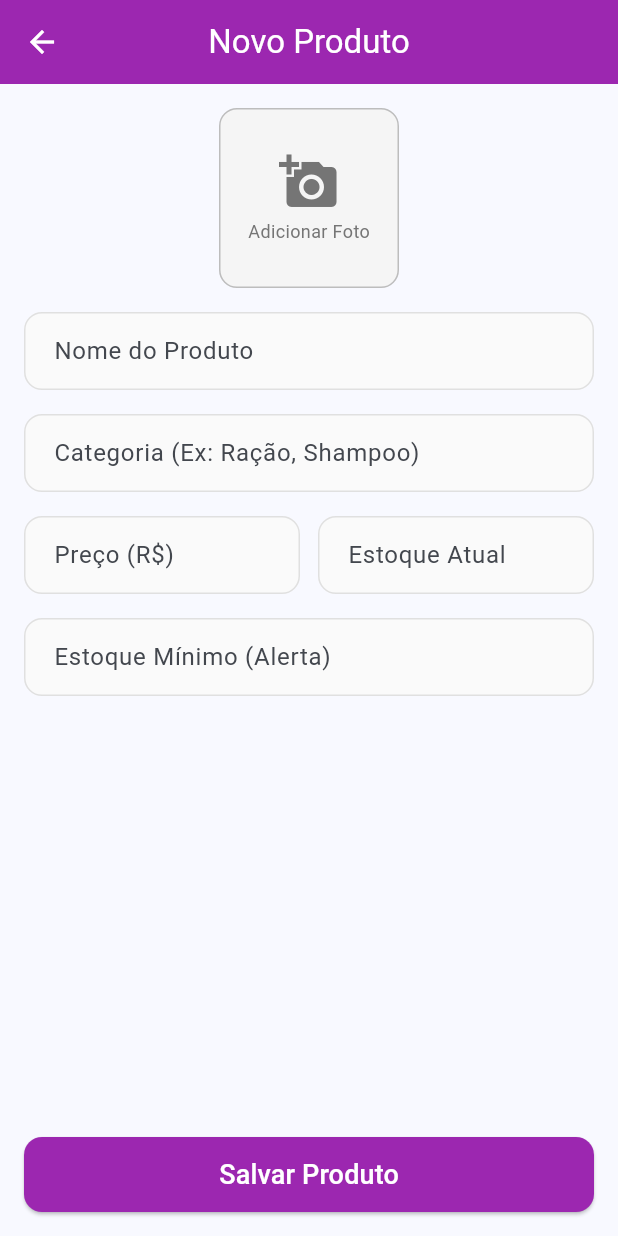
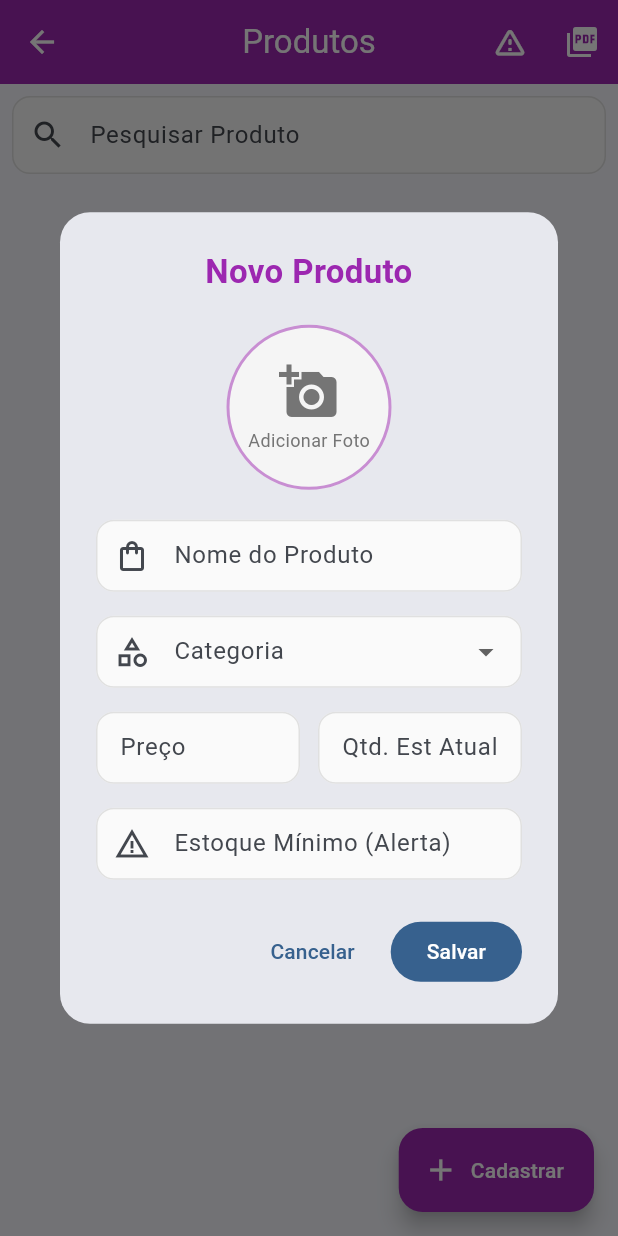
Before and after one commit to Lucasazzi09/APP-BANHO-TOSA, a Flutter app: the ProdutosScreen screen opened directly, after a tap on "Cadastrar", on a phone screen of 412 x 824 dp. Run offline on Flutter 3.47's test engine with Material 3 defaults, Android fonts, the phone set to English and light mode, and no system bars; our stand-ins replace animate_do, cloud_firestore, firebase_auth, firebase_core, image_picker, pdf and 3 more; missing offline and left inert: dart:js_interop; accounts and stored records are empty.

Commit message:
fix(produtos): Corrige erro de asserção no DropdownButton ao editar
O erro 'There should be exactly one item with [DropdownButton]'s value'
ocorria ao abrir a tela de edição de um produto quando a categoria
do produto não existia na lista de itens do DropdownButton ou
estava duplicada.

Este commit resolve o problema de duas formas:

1. Ordem de Inicialização: A lógica no initState foi reordenada para
   primeiro carregar os dados do produto (widget.produto) e depois
   carregar a lista de categorias. Isso garante que a categoria
   selecionada já é conhecida ao montar a lista de itens.

2. Validação da Lista de Categorias:
   - Remove categorias duplicadas vindas do storage para evitar o erro
     de '2 or more items'.
   - Garante que a categoria do produto sendo editado sempre exista na
     lista, adicionando-a temporariamente caso tenha sido removida,
     evitando o erro de 'zero items'.
   - Adiciona uma verificação de segurança final para definir o valor
     como nulo se, por algum motivo, a categoria ainda não for encontrada,
     impedindo que o app trave.

```diff
--- a/lib/screens/produtos_screen.dart
+++ b/lib/screens/produtos_screen.dart
@@ -6,6 +6,8 @@ import 'package:animate_do/animate_do.dart';
 import '../models/produto.dart';
 import '../services/storage_service.dart';
 import '../services/pdf_service.dart';
+import 'estoque_baixo_screen.dart';
+import '../models/categoria_produto.dart';
 
 class ProdutosScreen extends StatefulWidget {
   const ProdutosScreen({super.key});
@@ -62,11 +64,17 @@ class _ProdutosScreenState extends State<ProdutosScreen> {
     await _pdfService.gerarCatalogoProdutos(_produtos);
   }
 
+  void _openEstoqueBaixoScreen() {
+    Navigator.push(context,
+        MaterialPageRoute(builder: (context) => const EstoqueBaixoScreen()));
+  }
+
   void _openForm({Produto? produto}) {
-    Navigator.push(
-      context,
-      MaterialPageRoute(
-        builder: (context) => _ProdutoFormScreen(
+    showDialog(
+      context: context,
+      builder: (context) => Dialog(
+        shape: RoundedRectangleBorder(borderRadius: BorderRadius.circular(20)),
+        child: _ProdutoFormScreen(
           produto: produto,
           onSave: _saveProduto,
         ),
@@ -86,6 +94,12 @@ class _ProdutosScreenState extends State<ProdutosScreen> {
         backgroundColor: Colors.purple,
         iconTheme: const IconThemeData(color: Colors.white),
         actions: [
+          // Botão Estoque Baixo
+          IconButton(
+            icon: const Icon(Icons.warning_amber_rounded),
+            tooltip: 'Ver Estoque Baixo',
+            onPressed: _openEstoqueBaixoScreen,
+          ),
           // Botão para Gerar PDF
           IconButton(
             icon: const Icon(Icons.picture_as_pdf),
@@ -205,25 +219,56 @@ class _ProdutoFormScreen extends StatefulWidget {
 }
 
 class _ProdutoFormScreenState extends State<_ProdutoFormScreen> {
+  final _storage = StorageService();
   final _formKey = GlobalKey<FormState>();
   final _nomeController = TextEditingController();
-  final _categoriaController = TextEditingController();
   final _precoController = TextEditingController();
   final _estoqueController = TextEditingController();
   final _minimoController = TextEditingController();
+
   String? _imagemBase64;
+  String? _selectedCategoria;
+  List<CategoriaProduto> _categorias = [];
 
   @override
   void initState() {
     super.initState();
+    // Ordem corrigida: Carrega dados do produto primeiro
     if (widget.produto != null) {
       _nomeController.text = widget.produto!.nome;
-      _categoriaController.text = widget.produto!.categoria;
+      _selectedCategoria = widget.produto!.categoria;
       _precoController.text = widget.produto!.preco.toString();
       _estoqueController.text = widget.produto!.estoque.toString();
       _minimoController.text = widget.produto!.estoqueMinimo.toString();
       _imagemBase64 = widget.produto!.imagemBase64;
     }
+    // Depois carrega categorias, garantindo que a categoria do produto seja incluída/validada
+    _loadCategorias();
+  }
+
+  void _loadCategorias() {
+    setState(() {
+      // 1. Carrega do storage
+      final rawCategorias = _storage.getCategoriasProdutos();
+
+      // 2. Remove duplicatas baseadas no nome (para evitar erro "2 or more items")
+      final seen = <String>{};
+      _categorias = rawCategorias.where((c) => seen.add(c.nome)).toList();
+
+      // 3. Garante que a categoria selecionada exista na lista (evita erro "Zero items")
+      if (_selectedCategoria != null &&
+          !_categorias.any((c) => c.nome == _selectedCategoria)) {
+        // Se a categoria antiga do produto foi apagada, adicionamos ela temporariamente
+        _categorias.add(CategoriaProduto(
+            id: 'temp', nome: _selectedCategoria!, icone: 'box'));
+      }
+
+      // 4. Segurança final: Se por algum motivo bizarro ainda não existir, limpa a seleção
+      if (_selectedCategoria != null &&
+          !_categorias.any((c) => c.nome == _selectedCategoria)) {
+        _selectedCategoria = null;
+      }
+    });
   }
 
   /// Função para selecionar imagem da galeria
@@ -253,7 +298,7 @@ class _ProdutoFormScreenState extends State<_ProdutoFormScreen> {
         id: widget.produto?.id ??
             DateTime.now().millisecondsSinceEpoch.toString(),
         nome: _nomeController.text,
-        categoria: _categoriaController.text,
+        categoria: _selectedCategoria!,
         preco:
             double.tryParse(_precoController.text.replaceAll(',', '.')) ?? 0.0,
         estoque: int.tryParse(_estoqueController.text) ?? 0,
@@ -274,29 +319,36 @@ class _ProdutoFormScreenState extends State<_ProdutoFormScreen> {
       } catch (_) {}
     }
 
-    return Scaffold(
-      appBar: AppBar(
-        title: Text(widget.produto == null ? 'Novo Produto' : 'Editar Produto'),
-        backgroundColor: Colors.purple,
-        foregroundColor: Colors.white,
-      ),
-      body: SingleChildScrollView(
-        padding: const EdgeInsets.all(16),
+    return SingleChildScrollView(
+      child: Padding(
+        padding: const EdgeInsets.all(24),
         child: Form(
           key: _formKey,
           child: Column(
             mainAxisSize: MainAxisSize.min,
+            crossAxisAlignment: CrossAxisAlignment.stretch,
             children: [
+              Text(
+                widget.produto == null ? 'Novo Produto' : 'Editar Produto',
+                style: const TextStyle(
+                    fontSize: 22,
+                    fontWeight: FontWeight.bold,
+                    color: Colors.purple),
+                textAlign: TextAlign.center,
+              ),
+              const SizedBox(height: 20),
               // Área de Seleção de Imagem
-              GestureDetector(
+              Center(
+                child: GestureDetector(
                   onTap: _pickImage,
                   child: Container(
-                  height: 120,
-                  width: 120,
+                    height: 110,
+                    width: 110,
                     decoration: BoxDecoration(
                       color: Colors.grey.shade100,
-                    borderRadius: BorderRadius.circular(12),
-                    border: Border.all(color: Colors.grey.shade400),
+                      shape: BoxShape.circle,
+                      border: Border.all(
+                          color: Colors.purple.withOpacity(0.5), width: 2),
                       image: imageBytes != null
                           ? DecorationImage(
                               image: MemoryImage(imageBytes), fit: BoxFit.cover)
@@ -311,32 +363,51 @@ class _ProdutoFormScreenState extends State<_ProdutoFormScreen> {
                               const SizedBox(height: 4),
                               Text('Adicionar Foto',
                                   style: TextStyle(
-                                    color: Colors.grey.shade600, fontSize: 12)),
+                                      color: Colors.grey.shade600,
+                                      fontSize: 12)),
                             ],
                           )
                         : null,
+                  ),
                 ),
               ),
               if (imageBytes != null)
                 TextButton(
                   onPressed: () => setState(() => _imagemBase64 = null),
                   child: const Text('Remover Foto',
-                      style: TextStyle(color: Colors.red)),
+                      style: TextStyle(color: Colors.red, fontSize: 12)),
                 ),
-              const SizedBox(height: 16),
+              const SizedBox(height: 20),
 
               // Campos do Formulário
               TextFormField(
                 controller: _nomeController,
-                decoration: const InputDecoration(labelText: 'Nome do Produto'),
+                decoration: const InputDecoration(
+                  labelText: 'Nome do Produto',
+                  prefixIcon: Icon(Icons.shopping_bag_outlined),
+                  border: OutlineInputBorder(),
+                  contentPadding:
+                      EdgeInsets.symmetric(horizontal: 12, vertical: 12),
+                ),
+                textCapitalization: TextCapitalization.sentences,
                 validator: (v) => v!.isEmpty ? 'Obrigatório' : null,
               ),
               const SizedBox(height: 16),
-              TextFormField(
-                controller: _categoriaController,
+              DropdownButtonFormField<String>(
+                value: _selectedCategoria,
                 decoration: const InputDecoration(
-                    labelText: 'Categoria (Ex: Ração, Shampoo)'),
-                validator: (v) => v!.isEmpty ? 'Obrigatório' : null,
+                  labelText: 'Categoria',
+                  prefixIcon: Icon(Icons.category_outlined),
+                  border: OutlineInputBorder(),
+                  contentPadding:
+                      EdgeInsets.symmetric(horizontal: 12, vertical: 12),
+                ),
+                items: _categorias
+                    .map((c) =>
+                        DropdownMenuItem(value: c.nome, child: Text(c.nome)))
+                    .toList(),
+                onChanged: (v) => setState(() => _selectedCategoria = v),
+                validator: (v) => v == null || v.isEmpty ? 'Obrigatório' : null,
               ),
               const SizedBox(height: 16),
               Row(
@@ -344,8 +415,13 @@ class _ProdutoFormScreenState extends State<_ProdutoFormScreen> {
                   Expanded(
                     child: TextFormField(
                       controller: _precoController,
-                      decoration:
-                          const InputDecoration(labelText: 'Preço (R\$)'),
+                      decoration: const InputDecoration(
+                        labelText: 'Preço',
+                        prefixText: 'R\$ ',
+                        border: OutlineInputBorder(),
+                        contentPadding:
+                            EdgeInsets.symmetric(horizontal: 12, vertical: 12),
+                      ),
                       keyboardType: TextInputType.number,
                       validator: (v) => v!.isEmpty ? 'Obrigatório' : null,
                     ),
@@ -354,8 +430,13 @@ class _ProdutoFormScreenState extends State<_ProdutoFormScreen> {
                   Expanded(
                     child: TextFormField(
                       controller: _estoqueController,
-                      decoration:
-                          const InputDecoration(labelText: 'Estoque Atual'),
+                      decoration: const InputDecoration(
+                        labelText: 'Qtd. Est Atual',
+                        suffixText: 'un',
+                        border: OutlineInputBorder(),
+                        contentPadding:
+                            EdgeInsets.symmetric(horizontal: 12, vertical: 12),
+                      ),
                       keyboardType: TextInputType.number,
                       validator: (v) => v!.isEmpty ? 'Obrigatório' : null,
                     ),
@@ -365,25 +446,31 @@ class _ProdutoFormScreenState extends State<_ProdutoFormScreen> {
               const SizedBox(height: 16),
               TextFormField(
                 controller: _minimoController,
-                decoration:
-                    const InputDecoration(labelText: 'Estoque Mínimo (Alerta)'),
+                decoration: const InputDecoration(
+                  labelText: 'Estoque Mínimo (Alerta)',
+                  prefixIcon: Icon(Icons.warning_amber),
+                  border: OutlineInputBorder(),
+                  contentPadding:
+                      EdgeInsets.symmetric(horizontal: 12, vertical: 12),
+                ),
                 keyboardType: TextInputType.number,
               ),
+              const SizedBox(height: 24),
+              Row(
+                mainAxisAlignment: MainAxisAlignment.end,
+                children: [
+                  TextButton(
+                    onPressed: () => Navigator.pop(context),
+                    child: const Text('Cancelar'),
+                  ),
+                  const SizedBox(width: 12),
+                  FilledButton(
+                    onPressed: _submit,
+                    child: const Text('Salvar'),
+                  ),
                 ],
-          ),
-        ),
-      ),
-      bottomNavigationBar: Padding(
-        padding: const EdgeInsets.all(16.0),
-        child: SizedBox(
-          height: 50,
-          child: ElevatedButton(
-            onPressed: _submit,
-            style: ElevatedButton.styleFrom(
-              backgroundColor: Colors.purple,
-              foregroundColor: Colors.white,
-            ),
-            child: const Text('Salvar Produto', style: TextStyle(fontSize: 18)),
+              )
+            ],
           ),
         ),
       ),
```
Lines whose indentation alone changed are shown as unchanged.
